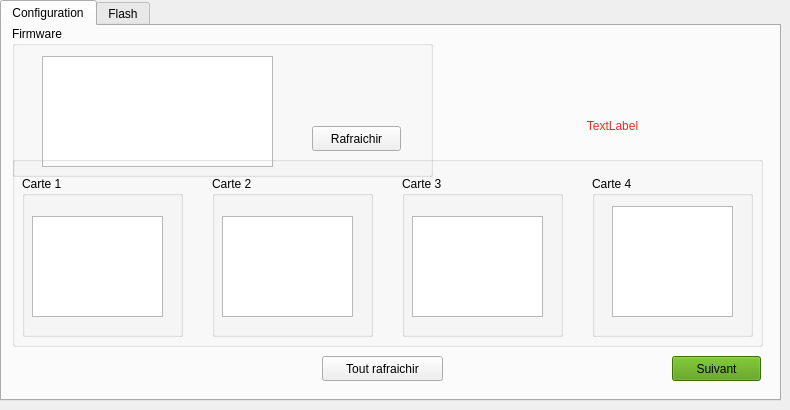
First picture: the form in interface_flash_all.ui, repository Vannou28/python_flash_4_esp32, before the edit.
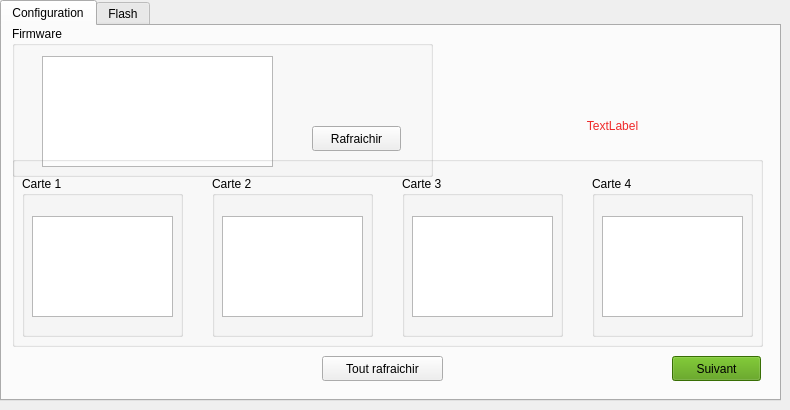
Second picture: the form after the edit.

Patch:
```diff
--- a/interface_flash_all.ui
+++ b/interface_flash_all.ui
@@ -126,7 +126,7 @@
         <rect>
          <x>10</x>
          <y>40</y>
-         <width>131</width>
+         <width>141</width>
          <height>101</height>
         </rect>
        </property>
@@ -147,10 +147,10 @@
       <widget class="QListWidget" name="listWidget_com_4">
        <property name="geometry">
         <rect>
-         <x>20</x>
-         <y>30</y>
-         <width>121</width>
-         <height>111</height>
+         <x>10</x>
+         <y>40</y>
+         <width>141</width>
+         <height>101</height>
         </rect>
        </property>
       </widget>
@@ -172,7 +172,7 @@
         <rect>
          <x>10</x>
          <y>40</y>
-         <width>131</width>
+         <width>141</width>
          <height>101</height>
         </rect>
        </property>
@@ -195,7 +195,7 @@
         <rect>
          <x>10</x>
          <y>40</y>
-         <width>131</width>
+         <width>141</width>
          <height>101</height>
         </rect>
        </property>
```
